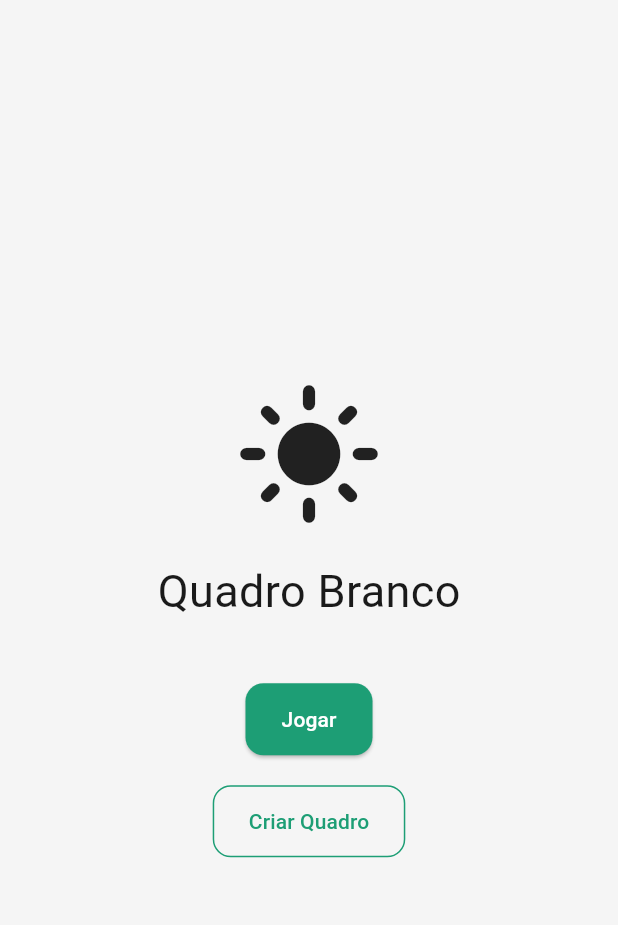
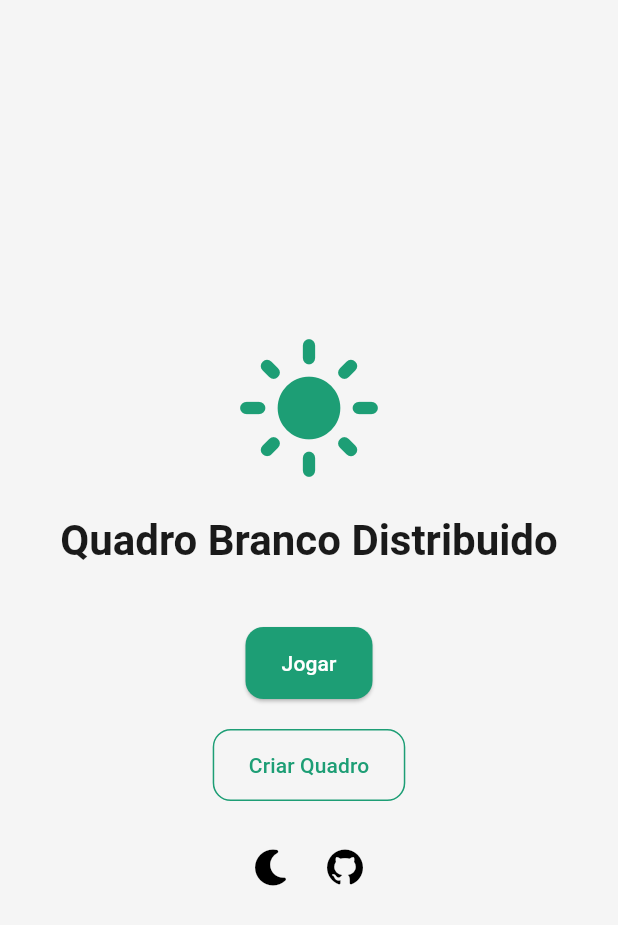
Before and after one commit to JCsvg/quadro-branco, a Flutter app: the screen it shows after launch, on a phone screen of 412 x 824 dp. Shown: the top 925 px of the screen. Run offline on Flutter 3.47's test engine with Material 3 defaults, Android fonts, the phone set to English and light mode, and no system bars; our stand-ins replace font_awesome_flutter, signals_flutter.

Commit message:
feat: implement theme control and sala management features

```diff
--- /dev/null
+++ b/frontend/lib/core/signals/theme_controll_signals.dart
@@ -0,0 +1,4 @@
+import 'package:flutter/material.dart';
+import 'package:signals_flutter/signals_core.dart';
+
+final themeModeControll = signal(0);
--- a/frontend/lib/main.dart
+++ b/frontend/lib/main.dart
@@ -1,4 +1,6 @@
 import 'package:flutter/material.dart';
+import 'package:signals_flutter/signals_flutter.dart';
+import 'package:sdwb/core/signals/theme_controll_signals.dart';
 
 /// Telas
 import 'screens/home/home_screen.dart';
@@ -6,7 +8,6 @@ import 'screens/board/board_screen.dart';
 import 'screens/view/view_screen.dart';
 
 import 'core/theme/app_theme.dart';
-
 
 void main() {
   runApp(const MyApp());
@@ -17,6 +18,8 @@ class MyApp extends StatelessWidget {
 
   @override
   Widget build(BuildContext context) {
+    final currentTheme = themeModeControll.watch(context);
+
     return MaterialApp(
       debugShowCheckedModeBanner: false,
       initialRoute: '/',
@@ -27,7 +30,7 @@ class MyApp extends StatelessWidget {
       },
       theme: AppTheme.light,
       darkTheme: AppTheme.dark,
-      themeMode: ThemeMode.system,
+      themeMode: (currentTheme == 0) ? ThemeMode.light : ThemeMode.dark,
     );
   }
 }
--- a/frontend/lib/screens/home/home_screen.dart
+++ b/frontend/lib/screens/home/home_screen.dart
@@ -1,12 +1,6 @@
 import 'package:flutter/material.dart';
-
-
-///
-/// icon + text
-/// sizedbox
-/// elevatebutton
-/// outlinebutton
-
+import 'package:sdwb/core/signals/theme_controll_signals.dart';
+import 'package:sdwb/screens/home/widgets/baseboard_widget.dart';
 
 class HomeScreen extends StatelessWidget {
   const HomeScreen({super.key});
@@ -18,20 +12,29 @@ class HomeScreen extends StatelessWidget {
         child: Column(
           mainAxisAlignment: MainAxisAlignment.center,
           children: [
-            const Icon(Icons.light_mode, size: 100),
+            Icon(
+              Icons.light_mode,
+              size: 100,
+              color: Theme.of(context).colorScheme.primary,
+            ),
             const SizedBox(height: 20),
-            const Text('Quadro Branco', style: TextStyle(fontSize: 30)),
+            Text(
+              'Quadro Branco Distribuido',
+              style: Theme.of(context).textTheme.headlineMedium,
+            ),
             const SizedBox(height: 40),
             ElevatedButton(
-              onPressed: () => {},//Navigator.pushNamed(context, 'view'),
+              onPressed: () => Navigator.pushNamed(context, 'view'),
               child: const Text('Jogar'),
             ),
             const SizedBox(height: 20),
             OutlinedButton(
-              onPressed: () => {}, ///Navigator.pushNamed(context, 'board'),
+              onPressed: () => Navigator.pushNamed(context, 'board'),
               child: const Text('Criar Quadro'),
             ),
-          ]
+            const SizedBox(height: 20),
+            BaseboardWidget(),
+          ],
         ),
       ),
     );
--- /dev/null
+++ b/frontend/lib/screens/home/widgets/baseboard_widget.dart
@@ -0,0 +1,45 @@
+import 'package:flutter/material.dart';
+import 'package:font_awesome_flutter/font_awesome_flutter.dart';
+import 'package:sdwb/core/signals/theme_controll_signals.dart';
+import 'package:signals_flutter/signals_flutter.dart';
+import 'package:url_launcher/url_launcher.dart';
+
+class BaseboardWidget extends StatelessWidget {
+  const BaseboardWidget({super.key});
+
+  @override
+  Widget build(BuildContext context) {
+    // ignore: deprecated_member_use
+    final currentTheme = themeModeControll.watch(context);
+
+    final themeButton = IconButton(
+      icon: FaIcon(
+        (currentTheme == 1)
+            ? FontAwesomeIcons.solidSun
+            : FontAwesomeIcons.solidMoon,
+        color: Theme.of(context).colorScheme.onSurface,
+      ),
+      onPressed: () {
+        themeModeControll.value = themeModeControll.value == 0 ? 1 : 0;
+      },
+    );
+
+    final githubButton = IconButton(
+      icon: FaIcon(
+        FontAwesomeIcons.github,
+        color: Theme.of(context).colorScheme.onSurface,
+      ),
+      onPressed: () async {
+        final uri = Uri.parse('https://github.com/JCsvg');
+        if (await canLaunchUrl(uri)) {
+          await launchUrl(uri);
+        }
+      },
+    );
+
+    return Row(
+      mainAxisAlignment: MainAxisAlignment.center,
+      children: [themeButton, githubButton],
+    );
+  }
+}
--- a/frontend/pubspec.yaml
+++ b/frontend/pubspec.yaml
@@ -40,6 +40,10 @@ dependencies:
 
   # Gera os ids únicos dos objetos do quadro.
   uuid: ^4.5.1
+  signals: ^7.1.0
+  material_symbols_icons: ^4.2951.0
+  font_awesome_flutter: ^11.0.0
+  url_launcher: ^6.3.2
 
 dev_dependencies:
   flutter_test:
```
Also changed, not shown: frontend/lib/core/theme/app_bar.dart (added, +35 -0 lines), frontend/lib/core/theme/app_colors.dart (+30 -31 lines), frontend/lib/models/sala.dart (added, +18 -0 lines), frontend/lib/screens/board/board_screen.dart (+57 -3 lines), frontend/lib/screens/view/view_screen.dart (+66 -3 lines), frontend/lib/screens/view/widgets/sala_card_widget.dart (added, +35 -0 lines), frontend/pubspec.lock, 5 other files.
